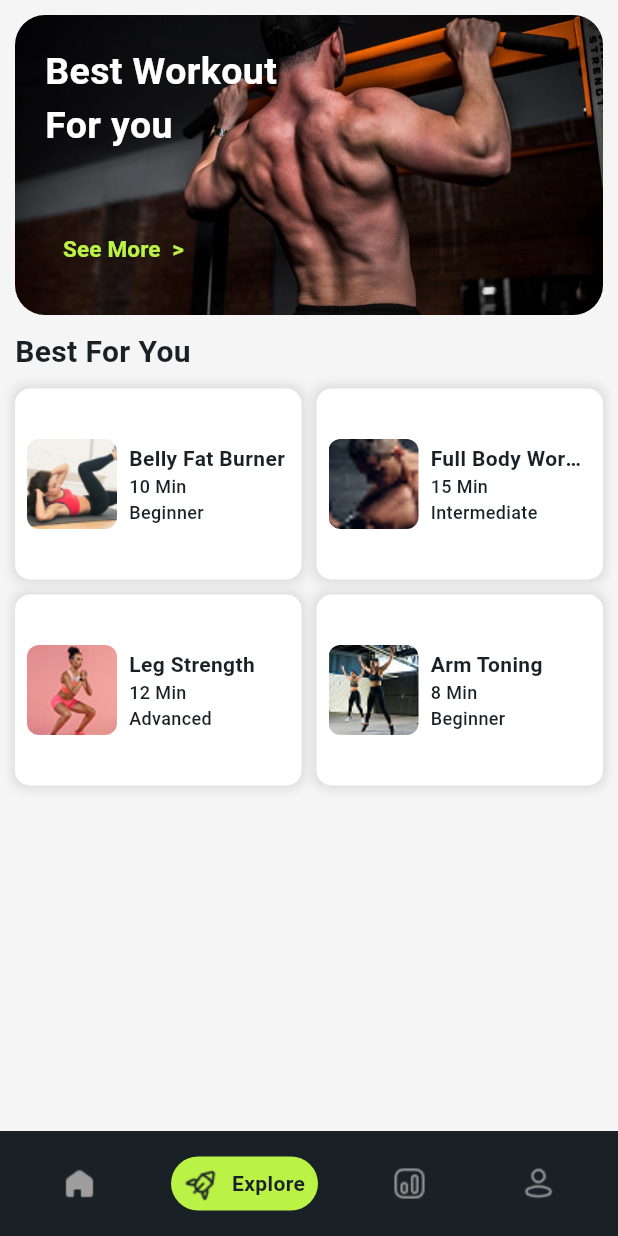
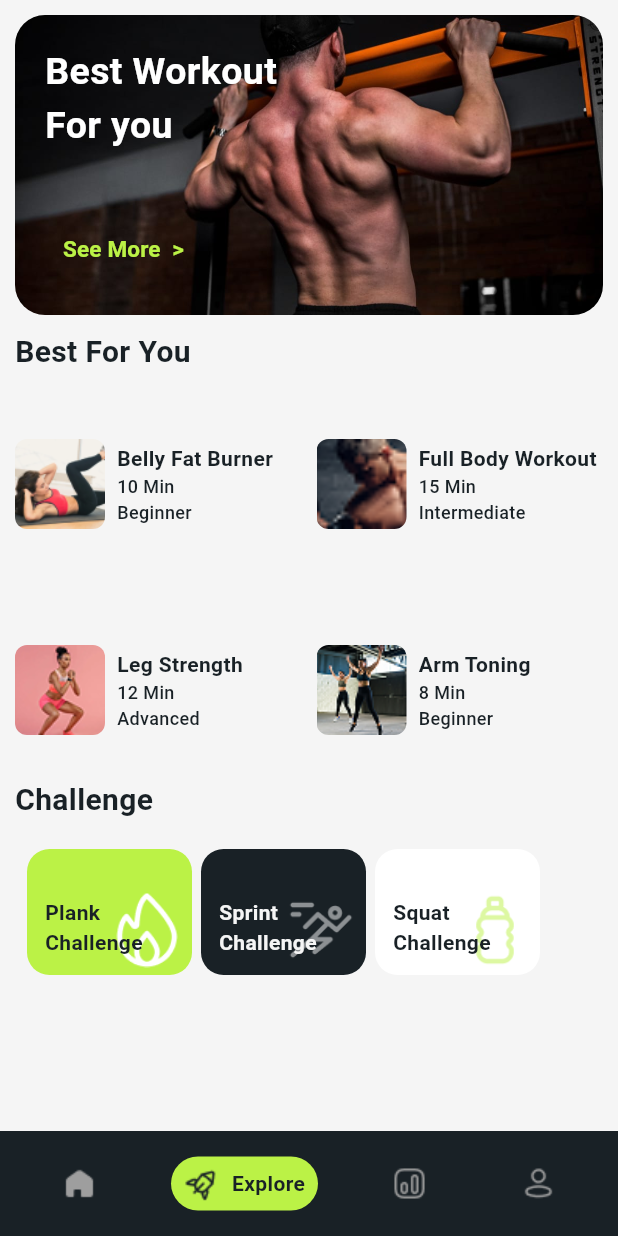
Before and after one commit to SherazArshad001/Fitness_Tracking_App, a Flutter app: the screen it shows after launch, item 2 of the bottom bar chosen, on a phone screen of 412 x 824 dp. Run offline on Flutter 3.47's test engine with Material 3 defaults, Android fonts, the phone set to English and light mode, and no system bars.

Commit message:
Challeng ExerciseFeature Added

```diff
--- a/lib/core/constants/app_images.dart
+++ b/lib/core/constants/app_images.dart
@@ -21,6 +21,8 @@ class AppImages {
   static const String moon = 'assets/icons/moonIcon.png';
 
   static const String flame = 'assets/icons/flame.png';
+
+  static const String energy = 'assets/icons/energy.png';
 
   static const String time = 'assets/icons/time.png';
 
--- /dev/null
+++ b/lib/core/models/challenge_box_model.dart
@@ -0,0 +1,33 @@
+import 'dart:ui';
+
+import 'package:fitness_tracking_app/core/constants/app_colors.dart';
+import 'package:fitness_tracking_app/core/constants/app_images.dart';
+
+class ChallengeBoxModel {
+  final String challengeText;
+  final String challengeImage;
+  final Color challengeColor;
+  ChallengeBoxModel({
+    required this.challengeText,
+    required this.challengeImage,
+    required this.challengeColor,
+  });
+}
+
+List<ChallengeBoxModel> challengeData = [
+  ChallengeBoxModel(
+    challengeText: 'Plank\nChallenge',
+    challengeImage: AppImages.energy,
+    challengeColor: AppColors.primary,
+  ),
+  ChallengeBoxModel(
+    challengeText: 'Sprint\nChallenge',
+    challengeImage: AppImages.running,
+    challengeColor: AppColors.primaryDark,
+  ),
+  ChallengeBoxModel(
+    challengeText: 'Squat\nChallenge',
+    challengeImage: AppImages.bottle,
+    challengeColor: AppColors.whiteColor,
+  ),
+];
--- a/lib/features/explore/pages/explore_page.dart
+++ b/lib/features/explore/pages/explore_page.dart
@@ -1,4 +1,7 @@
+import 'package:fitness_tracking_app/core/models/challenge_box_model.dart';
+import 'package:fitness_tracking_app/features/explore/widgets/challenge_box.dart';
 import 'package:flutter/material.dart';
+
 import 'package:fitness_tracking_app/core/constants/app_colors.dart';
 import 'package:fitness_tracking_app/core/constants/helper_text.dart';
 import 'package:fitness_tracking_app/core/models/small_card_model.dart';
@@ -13,6 +16,8 @@ class ExplorePage extends StatelessWidget {
     return Scaffold(
       backgroundColor: AppColors.background,
       body: SafeArea(
+        child: SingleChildScrollView(
+          scrollDirection: Axis.vertical,
           child: Padding(
             padding: const EdgeInsets.symmetric(vertical: 10, horizontal: 10),
             child: Column(
@@ -22,9 +27,11 @@ class ExplorePage extends StatelessWidget {
                 const SizedBox(height: 10),
                 const LargeText(largeHintText: "Best For You"),
                 const SizedBox(height: 10),
-              Expanded(
+                SizedBox(
+                  height: 250,
                   child: GridView.builder(
-                  gridDelegate: const SliverGridDelegateWithFixedCrossAxisCount(
+                    gridDelegate:
+                        const SliverGridDelegateWithFixedCrossAxisCount(
                       crossAxisCount: 2,
                       childAspectRatio: 1.5,
                       crossAxisSpacing: 10,
@@ -38,7 +45,29 @@ class ExplorePage extends StatelessWidget {
                     },
                   ),
                 ),
+                const SizedBox(height: 10),
+                const LargeText(largeHintText: "Challenge"),
+                const SizedBox(height: 10),
+                SizedBox(
+                  height: 100,
+                  child: ListView.separated(
+                    padding: EdgeInsets.all(5),
+                    scrollDirection: Axis.horizontal,
+                    shrinkWrap: true,
+                    physics: const NeverScrollableScrollPhysics(),
+                    itemCount: challengeData.length,
+                    itemBuilder: (context, index) {
+                      return ChallengeBox(
+                        challengeBoxModel: challengeData[index],
+                      );
+                    },
+                    separatorBuilder: (context, index) =>
+                        const SizedBox(height: 10),
+                  ),
+                ),
+
               ],
+            ),
           ),
         ),
       ),
--- /dev/null
+++ b/lib/features/explore/widgets/challenge_box.dart
@@ -0,0 +1,59 @@
+import 'package:fitness_tracking_app/core/constants/app_colors.dart';
+import 'package:fitness_tracking_app/core/models/challenge_box_model.dart';
+import 'package:flutter/material.dart';
+
+class ChallengeBox extends StatelessWidget {
+  final ChallengeBoxModel challengeBoxModel;
+
+  const ChallengeBox({
+    super.key,
+    required this.challengeBoxModel,
+  });
+
+  @override
+  Widget build(BuildContext context) {
+    return Padding(
+      padding: const EdgeInsets.all(3.0),
+      child: Container(
+        height: 110,
+        width: 110,
+        decoration: BoxDecoration(
+          color: challengeBoxModel.challengeColor,
+          borderRadius: BorderRadius.circular(
+            15,
+          ),
+        ),
+        child: Stack(
+          children: [
+            Positioned(
+              right: 5,
+              bottom: 5,
+              child: Image.asset(
+                challengeBoxModel.challengeImage,
+                width: 50,
+                height: 50,
+              ),
+            ),
+            Padding(
+              padding: const EdgeInsets.all(12.0),
+              child: Align(
+                alignment: Alignment.bottomLeft,
+                child: Text(
+                  challengeBoxModel.challengeText,
+                  style: TextStyle(
+                    fontWeight: FontWeight.bold,
+                    fontSize: 14,
+                    color:
+                        challengeBoxModel.challengeText == 'Sprint\nChallenge'
+                            ? AppColors.background
+                            : AppColors.textPrimary,
+                  ),
+                ),
+              ),
+            )
+          ],
+        ),
+      ),
+    );
+  }
+}
--- a/lib/features/explore/widgets/explore_small_card.dart
+++ b/lib/features/explore/widgets/explore_small_card.dart
@@ -10,33 +10,19 @@ class ExploreSmallCard extends StatelessWidget {
   });
   @override
   Widget build(BuildContext context) {
-    return Container(
-      padding: const EdgeInsets.all(8),
-      decoration: BoxDecoration(
-        color: Colors.white,
-        borderRadius: BorderRadius.circular(10),
-        boxShadow: [
-          BoxShadow(
-            color: Colors.black.withOpacity(0.1),
-            blurRadius: 5,
-            spreadRadius: 2,
-          )
-        ],
-      ),
-      child: Row(
+    return Row(
       children: [
         ClipRRect(
           borderRadius: BorderRadius.circular(8),
           child: Image.asset(
             exercise.imagePath,
-              width: 60, // Keep image size fixed
+            width: 60,
             height: 60,
             fit: BoxFit.cover,
           ),
         ),
         const SizedBox(width: 8),
         Expanded(
-            // This prevents text from overflowing
           child: Column(
             crossAxisAlignment: CrossAxisAlignment.start,
             mainAxisAlignment: MainAxisAlignment.center,
@@ -48,7 +34,7 @@ class ExploreSmallCard extends StatelessWidget {
                   fontSize: 14,
                   fontWeight: FontWeight.bold,
                 ),
-                  overflow: TextOverflow.ellipsis, // Prevents overflow
+                overflow: TextOverflow.ellipsis,
               ),
               Text(
                 exercise.duration,
@@ -70,7 +56,6 @@ class ExploreSmallCard extends StatelessWidget {
           ),
         )
       ],
-      ),
     );
   }
 }
--- a/lib/features/home/pages/home_page.dart
+++ b/lib/features/home/pages/home_page.dart
@@ -18,12 +18,7 @@ class HomePage extends StatelessWidget {
 
     return Scaffold(
       backgroundColor: AppColors.background,
-      body: GestureDetector(
-        onTap: () {
-          FocusScope.of(context).unfocus();
-        },
-        behavior: HitTestBehavior.opaque,
-        child: SafeArea(
+      body: SafeArea(
         child: SingleChildScrollView(
           keyboardDismissBehavior: ScrollViewKeyboardDismissBehavior.manual,
           physics: const BouncingScrollPhysics(),
@@ -92,7 +87,6 @@ class HomePage extends StatelessWidget {
           ),
         ),
       ),
-      ),
     );
   }
 }
--- a/lib/features/home/widgets/textfield.dart
+++ b/lib/features/home/widgets/textfield.dart
@@ -4,22 +4,16 @@ class HomeTextfield extends StatefulWidget {
   const HomeTextfield({super.key});
 
   @override
-  _HomeTextfieldState createState() => _HomeTextfieldState();
+  HomeTextfieldState createState() => HomeTextfieldState();
 }
 
-class _HomeTextfieldState extends State<HomeTextfield> {
-  final FocusNode _textFieldFocusNode = FocusNode();
-
-  @override
-  void dispose() {
-    _textFieldFocusNode.dispose(); // Dispose to avoid memory leaks
-    super.dispose();
-  }
-
+class HomeTextfieldState extends State<HomeTextfield> {
   @override
   Widget build(BuildContext context) {
     return TextField(
-      focusNode: _textFieldFocusNode,
+      onTapOutside: (event) {
+        FocusManager.instance.primaryFocus?.unfocus();
+      },
       decoration: InputDecoration(
         labelText: 'Search Exercise',
         hintText: 'Search Exercise',
```
Also changed, not shown: lib/core/models/small_card_model.dart (+5 -4 lines), assets/icons/energy.png (added). Lines whose indentation alone changed are shown as unchanged.
